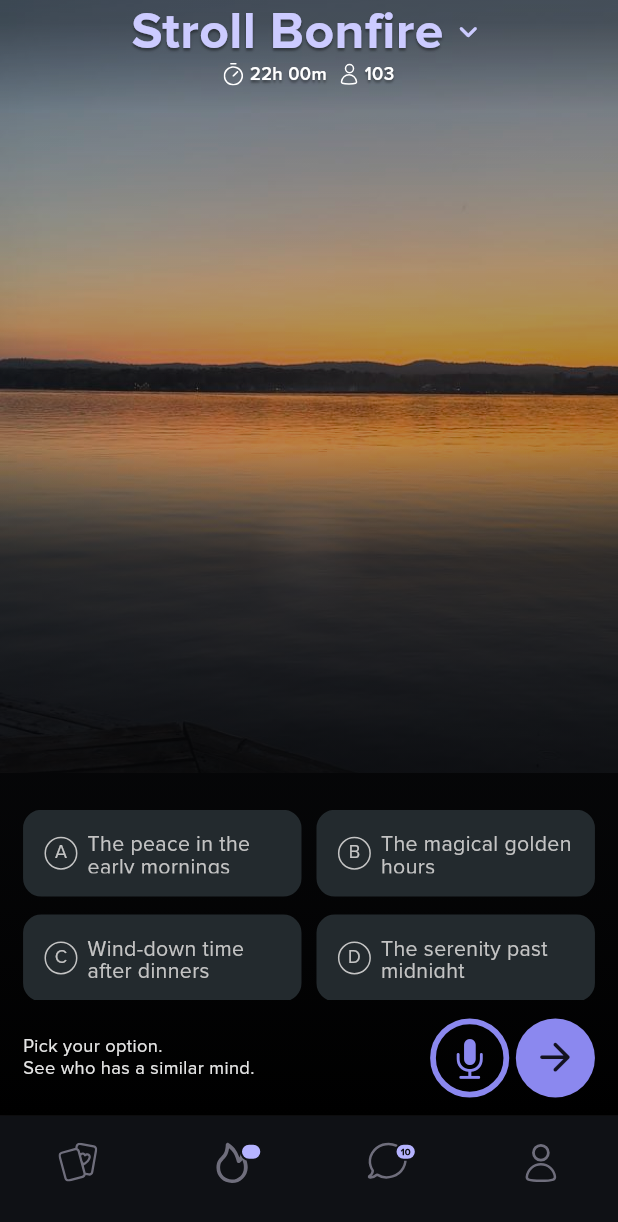
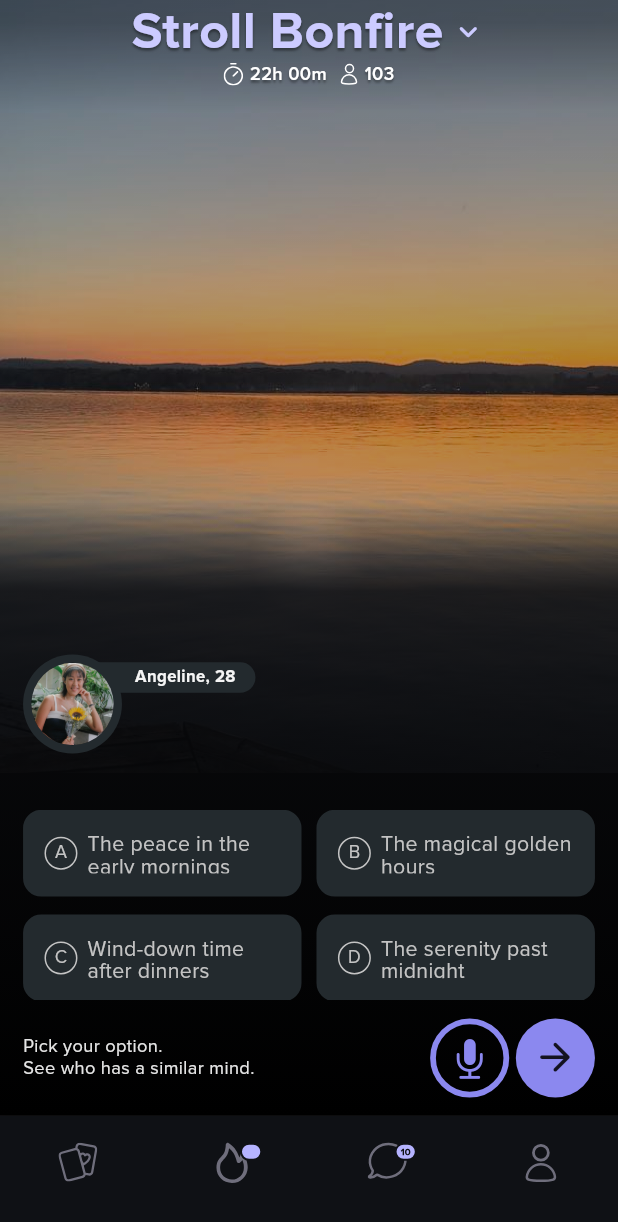
Before and after one commit to priscillaabhulimen/stroll_test, a Flutter app: the screen it shows after launch, on a phone screen of 412 x 824 dp. Shown: the top 1222 px of the screen. Run offline on Flutter 3.47's test engine with Material 3 defaults, Android fonts, the phone set to English and light mode, and no system bars; our stand-ins replace flutter_screenutil, flutter_svg, freezed_annotation, go_router, vector_graphics.

Commit message:
`feat: updated assets and BonfireHomeView layout`

```diff
--- a/lib/core/gen/assets.gen.dart
+++ b/lib/core/gen/assets.gen.dart
@@ -25,12 +25,16 @@ class $AssetsImagesGen {
 class $AssetsImagesPngGen {
   const $AssetsImagesPngGen();
 
+  /// File path: assets/images/png/avatar.jpeg
+  AssetGenImage get avatar =>
+      const AssetGenImage('assets/images/png/avatar.jpeg');
+
   /// File path: assets/images/png/sunset.png
   AssetGenImage get sunset =>
       const AssetGenImage('assets/images/png/sunset.png');
 
   /// List of all assets
-  List<AssetGenImage> get values => [sunset];
+  List<AssetGenImage> get values => [avatar, sunset];
 }
 
 class $AssetsImagesSvgGen {
--- a/lib/ui/features/bonfire_home/presentation/view.dart
+++ b/lib/ui/features/bonfire_home/presentation/view.dart
@@ -89,10 +89,10 @@ class BonfireHomeView extends StatelessWidget {
           end: Alignment.bottomCenter,
           colors: [
             Colors.transparent,
-            StrollColors.gradient64.withOpacity(0.7),
+            StrollColors.gradient64.withOpacity(0.85),
             StrollColors.black,
           ],
-          stops: const [0.4, 0.5, 1.0], // Adjust the fade transition
+          stops: const [0.45, 0.53, 1.0], // Adjust the fade transition
         ),
       ),
       child: Column(
@@ -100,11 +100,57 @@ class BonfireHomeView extends StatelessWidget {
           strollBonfireText(),
           countdownText(),
           const Spacer(),
-          SizedBox(
-            height: 115.h,
-            child: Row(
-              children: [],
-            ),
+          Stack(
+            children: [
+              Positioned(
+                left: 55.dm,
+                top: 30.h,
+                child: Container(
+                  height: 20.h,
+                  width: 100.w,
+                  padding: EdgeInsets.only(right: 12.w),
+                  decoration: BoxDecoration(
+                    color: StrollColors.darkGrey,
+                    borderRadius: BorderRadius.only(
+                      topRight: Radius.circular(10.r),
+                      bottomRight: Radius.circular(10.r),
+                    ),
+                  ),
+                  alignment: Alignment.centerRight,
+                  child: Text(
+                    'Angeline, 28',
+                    style: TextStyle(
+                      color: StrollColors.smallTitleWhite,
+                      fontSize: 11.sp,
+                      height: 13.4.toLineHeight(11),
+                      fontWeight: FontWeight.w700,
+                    ),
+                  ),
+                ),
+              ),
+              Container(
+                height: 115.h,
+                padding: EdgeInsets.symmetric(horizontal: 14.w),
+                child: Row(
+                  children: [
+                    Container(
+                      height: 60.dm,
+                      width: 60.dm,
+                      decoration: const BoxDecoration(
+                        color: StrollColors.darkGrey,
+                        shape: BoxShape.circle,
+                      ),
+                      padding: EdgeInsets.all(5.dm),
+                      child: CircleAvatar(
+                        backgroundImage:
+                            StrollAssets.images.png.avatar.provider(),
+                        backgroundColor: StrollColors.gradient80,
+                      ),
+                    )
+                  ],
+                ),
+              ),
+            ],
           ),
           12.verticalGap,
           optionsSection(model),
```
